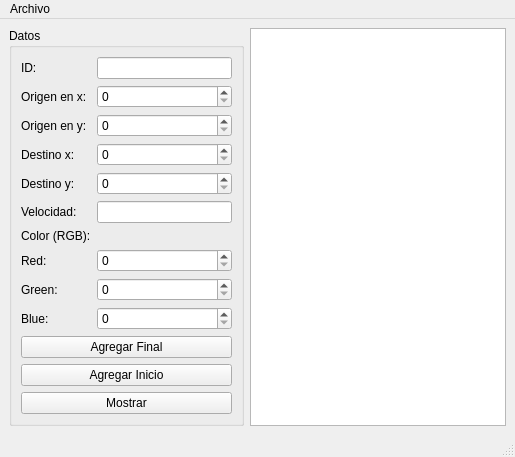
First picture: the form in mainwindow.ui, repository Antonio-Hdez/Prueba-interfazgrafica-antoniohdez, before the edit.
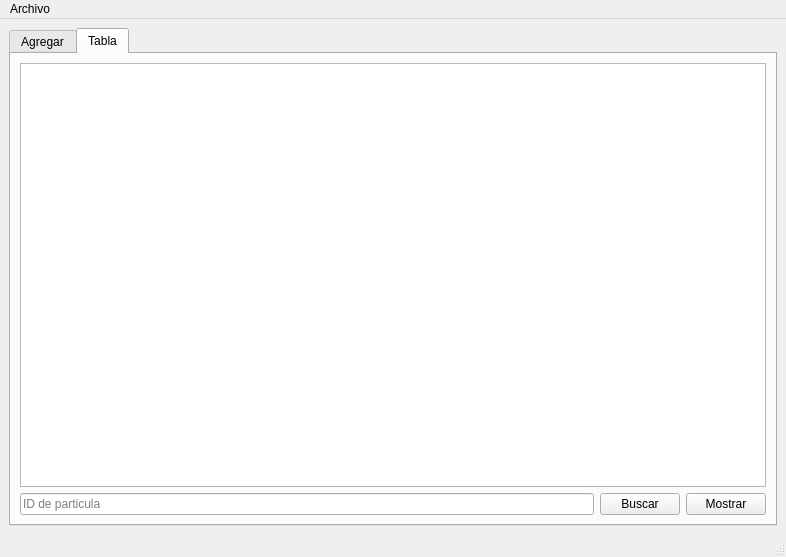
Second picture: the form after the edit.

```diff
--- a/mainwindow.ui
+++ b/mainwindow.ui
@@ -6,14 +6,24 @@
    <rect>
     <x>0</x>
     <y>0</y>
-    <width>515</width>
-    <height>426</height>
+    <width>786</width>
+    <height>557</height>
    </rect>
   </property>
   <property name="windowTitle">
    <string>MainWindow</string>
   </property>
   <widget class="QWidget" name="centralwidget">
+   <layout class="QGridLayout" name="gridLayout_3">
+    <item row="0" column="0">
+     <widget class="QTabWidget" name="tabWidget">
+      <property name="currentIndex">
+       <number>1</number>
+      </property>
+      <widget class="QWidget" name="tab">
+       <attribute name="title">
+        <string>Agregar</string>
+       </attribute>
    <layout class="QGridLayout" name="gridLayout_2">
     <item row="0" column="0">
      <widget class="QGroupBox" name="groupBox">
@@ -175,12 +185,47 @@
     </item>
    </layout>
   </widget>
+      <widget class="QWidget" name="tab_2">
+       <attribute name="title">
+        <string>Tabla</string>
+       </attribute>
+       <layout class="QGridLayout" name="gridLayout_4">
+        <item row="0" column="0" colspan="3">
+         <widget class="QTableWidget" name="tabla"/>
+        </item>
+        <item row="1" column="0">
+         <widget class="QLineEdit" name="buscar_lineEdit">
+          <property name="placeholderText">
+           <string>ID de particula</string>
+          </property>
+         </widget>
+        </item>
+        <item row="1" column="1">
+         <widget class="QPushButton" name="buscar_pushButton">
+          <property name="text">
+           <string>Buscar</string>
+          </property>
+         </widget>
+        </item>
+        <item row="1" column="2">
+         <widget class="QPushButton" name="mostrar_tabla_pushButton">
+          <property name="text">
+           <string>Mostrar</string>
+          </property>
+         </widget>
+        </item>
+       </layout>
+      </widget>
+     </widget>
+    </item>
+   </layout>
+  </widget>
   <widget class="QMenuBar" name="menubar">
    <property name="geometry">
     <rect>
      <x>0</x>
      <y>0</y>
-     <width>515</width>
+     <width>786</width>
      <height>21</height>
     </rect>
    </property>
```
Lines whose indentation alone changed are shown as unchanged.
